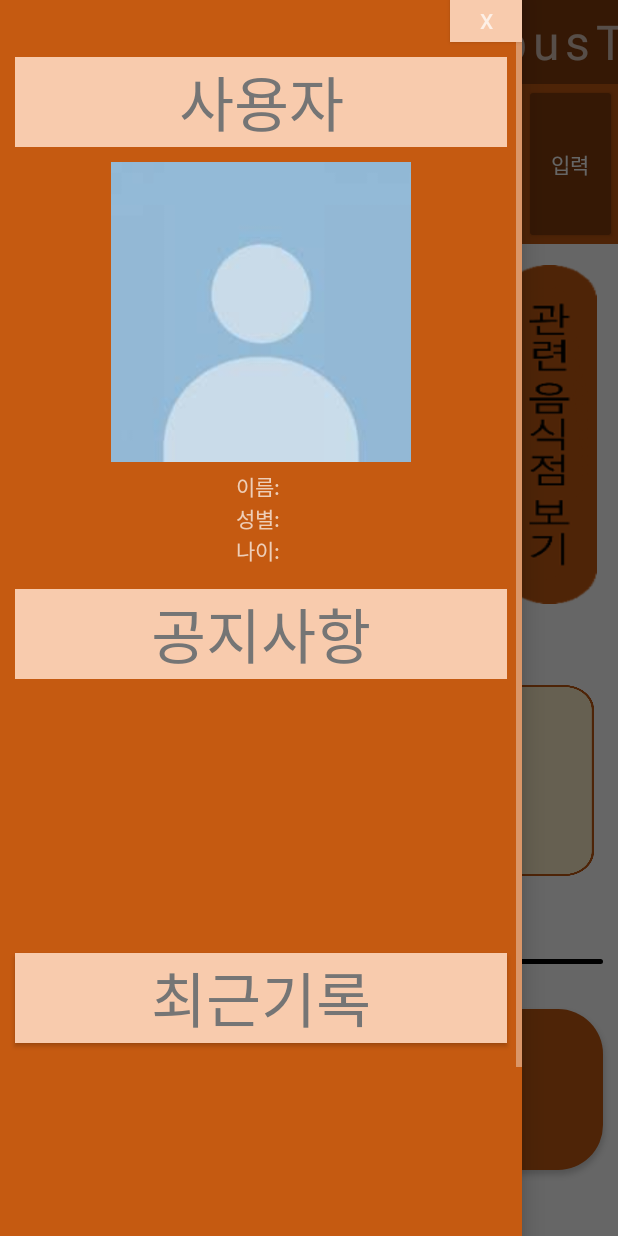
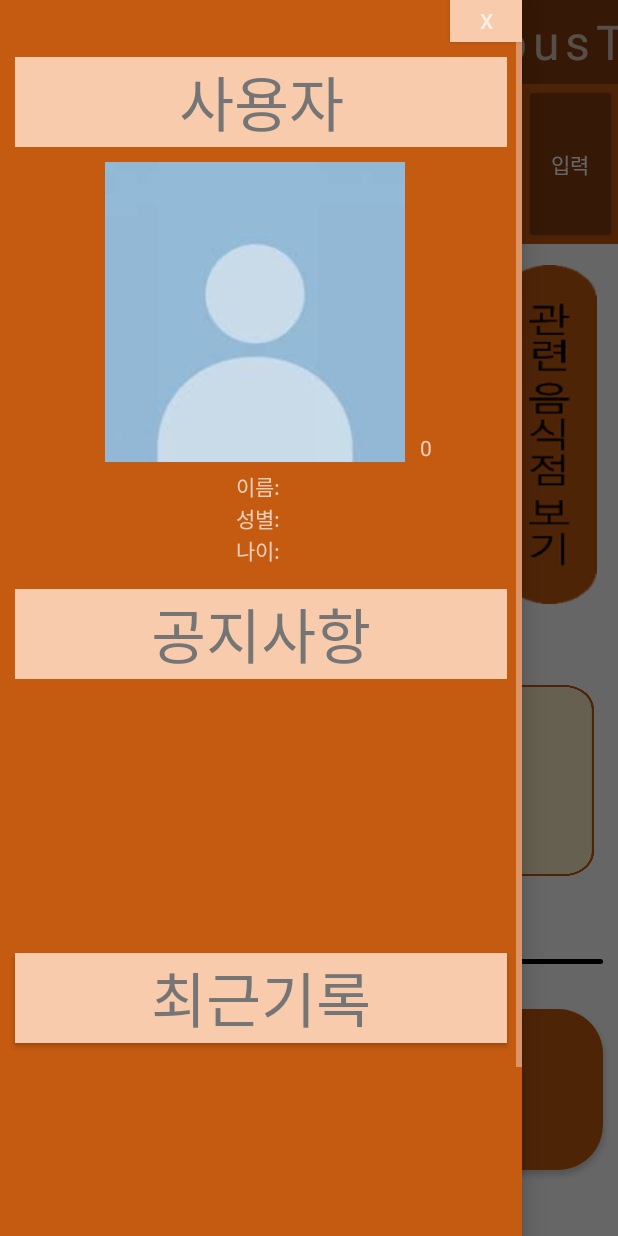
Before and after one commit to min429/Campustaurant, an Android app: the MainFragment screen opened directly, with no data from a screen before it, with the side drawer open, on a phone screen of 412 x 824 dp. Run offline under Robolectric (Android 15) with nearby library versions, the phone set to English and light mode, and no system bars; our stand-ins replace Firebase (no records; nobody signed in at launch, a user with empty details on screens opened directly).

Commit message:
매칭상대 평가기능 수정

```diff
--- a/app/src/main/java/com/example/campustaurant/MainFragment.java
+++ b/app/src/main/java/com/example/campustaurant/MainFragment.java
@@ -75,6 +75,7 @@ public class MainFragment extends Fragment{
     TextView tvName;
     TextView tvSex;
     TextView tvOld;
+    TextView tvRating;
     //알림창
     View Notification;
     ImageButton Ib_OpenNotification;
@@ -119,8 +120,9 @@ public class MainFragment extends Fragment{
         tvName = rootView.findViewById(R.id.tv_name);
         tvSex = rootView.findViewById(R.id.tv_sex);
         tvOld = rootView.findViewById(R.id.tv_old);
+        tvRating = rootView.findViewById(R.id.tv_rating);
+
         btnRecord = rootView.findViewById(R.id.btn_record);
-
         btnRecord.setOnClickListener(new View.OnClickListener() {
             @Override
             public void onClick(View view) {
@@ -294,14 +296,19 @@ public class MainFragment extends Fragment{
         proRef = database.getReference("Profile").child(stUserToken);
         proRef.addValueEventListener(new ValueEventListener() {
             @Override
-            public void onDataChange(@NonNull DataSnapshot datasnapshot) {
-                profile = datasnapshot.getValue(Profile.class);
+            public void onDataChange(@NonNull DataSnapshot dataSnapshot) {
+                profile = dataSnapshot.getValue(Profile.class);
 
                 if(profile != null){
                     if(profile.getUri() != null) Glide.with(mainActivity).load(profile.getUri()).into(ivProfile);
                     if(profile.getName() != null) tvName.setText(profile.getName());
                     if(profile.getSex() != null) tvSex.setText(profile.getSex());
                     if(profile.getOld() != null) tvOld.setText(profile.getOld());
+                    tvRating.setText(Integer.toString(profile.getRating()));
+                }
+                else{
+                    proRef.child("rating").setValue(0);
+                    tvRating.setText("0");
                 }
             }
 
--- a/app/src/main/res/layout/record_list.xml
+++ b/app/src/main/res/layout/record_list.xml
@@ -36,7 +36,7 @@
             android:layout_height="match_parent"
             android:layout_weight="0.05">
             <TextView
-                android:id="@+id/tv_rate"
+                android:id="@+id/tv_rating"
                 android:gravity="center"
                 android:layout_width="wrap_content"
                 android:layout_height="match_parent"
--- a/app/src/main/res/layout/sidebar_view.xml
+++ b/app/src/main/res/layout/sidebar_view.xml
@@ -40,12 +40,25 @@
                 android:textColor="#757575"
                 android:textSize="40sp" />
 
-            <ImageView
-                android:id="@+id/iv_profile"
-                android:layout_width="200dp"
-                android:layout_height="200dp"
-                android:background="@drawable/person"
-                android:layout_gravity="center"/>
+            <LinearLayout
+                android:layout_width="match_parent"
+                android:layout_height="wrap_content"
+                android:gravity="center">
+
+                <ImageView
+                    android:id="@+id/iv_profile"
+                    android:layout_width="200dp"
+                    android:layout_height="200dp"
+                    android:background="@drawable/person"
+                    android:layout_marginStart="10dp"/>
+
+                <TextView
+                    android:id="@+id/tv_rating"
+                    android:layout_width="wrap_content"
+                    android:layout_height="wrap_content"
+                    android:layout_gravity="bottom"
+                    android:layout_marginStart="10dp"/>
+            </LinearLayout>
 
             <LinearLayout
                 android:layout_width="match_parent"
```
Also changed, not shown: app/src/main/java/com/example/campustaurant/EditProfileActivity.java (+18 -13 lines), app/src/main/java/com/example/campustaurant/Profile.java (+11 -1 lines), app/src/main/java/com/example/campustaurant/RecordListActivity.java (+33 -6 lines), app/src/main/res/layout/activity_edit_profile.xml (+9 -1 lines), app/src/main/res/layout/activity_profile.xml (+24 -12 lines).
